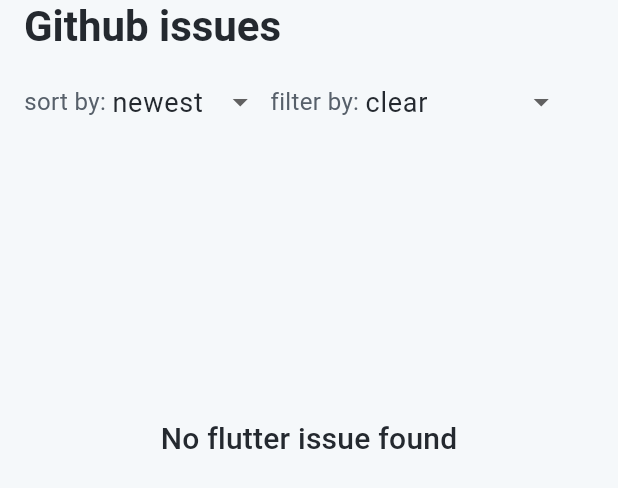
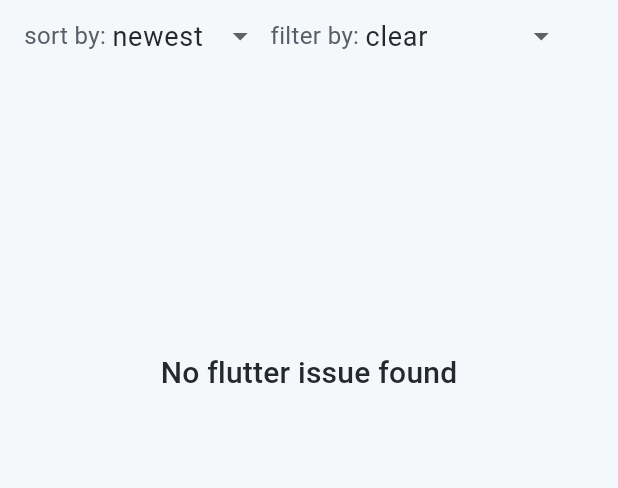
Before and after one commit to dccruzt/github_issues, a Flutter app: the IssuesRowList widget shown alone on an empty page, opened directly with empty values, on a phone screen of 412 x 824 dp. Shown: the top 488 px of the screen. Run offline on Flutter 3.47's test engine with Material 3 defaults, Android fonts, the phone set to English and light mode, and no system bars; our stand-ins replace equatable, flutter_bloc, get_it, shared_preferences, timeago; accounts and stored records are empty; network calls fail.

Commit message:
fix: minor layout improvements

```diff
--- a/lib/ui/screens/issues_screen.dart
+++ b/lib/ui/screens/issues_screen.dart
@@ -15,8 +15,11 @@ class IssuesScreen extends StatelessWidget {
 
   @override
   Widget build(BuildContext context) {
+    final theme = Theme.of(context);
+
     return Scaffold(
       appBar: AppBar(
+        title: Text('Github issues', style: theme.textTheme.titleLarge),
         actions: const [ThemeSwitch()],
       ),
       body: IssuesCubitProvider(
--- a/lib/ui/widgets/issues_row_list.dart
+++ b/lib/ui/widgets/issues_row_list.dart
@@ -2,7 +2,6 @@ import 'package:flutter/material.dart';
 import 'package:timeago/timeago.dart' as timeago;
 
 import '../../core/design_system/components/action_row.dart';
-import '../../core/design_system/spacings.dart';
 import '../../domain/entities/issue.dart';
 import 'sort_filter_row.dart';
 
@@ -22,25 +21,8 @@ class IssuesRowList extends StatelessWidget {
 
     return ListView(
       children: [
-        Padding(
-          padding: const EdgeInsets.only(left: x4, bottom: x2),
-          child: Text('Github issues', style: theme.textTheme.titleLarge),
-        ),
-        const Padding(
-          padding: EdgeInsets.only(left: x4),
-          child: SortFilterRow(),
-        ),
-        if (issues.isEmpty)
-          SizedBox(
-            height: 400,
-            child: Center(
-              child: Text(
-                'No flutter issue found',
-                style: theme.textTheme.titleMedium,
-                textAlign: TextAlign.center,
-              ),
-            ),
-          ),
+        SortFilterRow(),
+        if (issues.isEmpty) _EmptyState(),
         ...issues.map(
           (issue) {
             final secondary = '#${issue.number} '
@@ -71,3 +53,23 @@ class IssuesRowList extends StatelessWidget {
     );
   }
 }
+
+class _EmptyState extends StatelessWidget {
+  const _EmptyState();
+
+  @override
+  Widget build(BuildContext context) {
+    final theme = Theme.of(context);
+
+    return SizedBox(
+      height: 400,
+      child: Center(
+        child: Text(
+          'No flutter issue found',
+          style: theme.textTheme.titleMedium,
+          textAlign: TextAlign.center,
+        ),
+      ),
+    );
+  }
+}
--- a/lib/ui/widgets/sort_filter_row.dart
+++ b/lib/ui/widgets/sort_filter_row.dart
@@ -10,7 +10,9 @@ class SortFilterRow extends StatelessWidget {
 
   @override
   Widget build(BuildContext context) {
-    return Row(
+    return Padding(
+      padding: EdgeInsets.symmetric(horizontal: x4),
+      child: Row(
         children: [
           Row(
             children: [
@@ -34,6 +36,7 @@ class SortFilterRow extends StatelessWidget {
             ],
           ),
         ],
+      ),
     );
   }
 }
```
Lines whose indentation alone changed are shown as unchanged.
